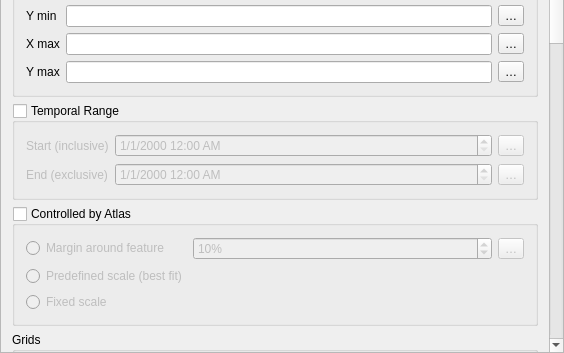
Above: src/ui/layout/qgslayoutmapwidgetbase.ui from qgis/QGIS before the change; both pictures show x 0 to 564 and y 396 to 749 of the 564 by 749 pixel window. Below: the same form after it.
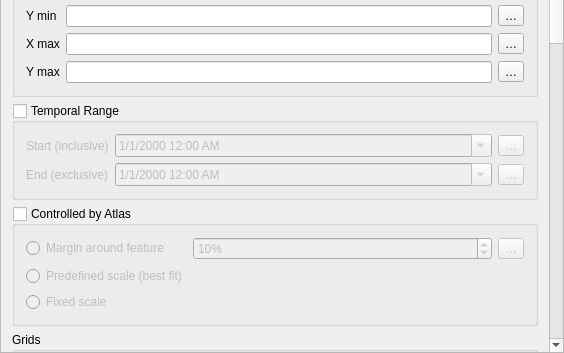
That is the form after the change. Icons and pictures are not drawn. Custom widgets are drawn as their Qt base class.

Commit message: show calendar popup in print layout temporal range datetime inputs

```diff
--- a/src/ui/layout/qgslayoutmapwidgetbase.ui
+++ b/src/ui/layout/qgslayoutmapwidgetbase.ui
@@ -88,9 +88,9 @@
       <property name="geometry">
        <rect>
         <x>0</x>
-        <y>-376</y>
+        <y>0</y>
         <width>548</width>
-        <height>1398</height>
+        <height>1336</height>
        </rect>
       </property>
       <property name="sizePolicy">
@@ -467,6 +467,9 @@
             <property name="displayFormat">
              <string>M/d/yyyy h:mm AP</string>
             </property>
+            <property name="calendarPopup">
+             <bool>true</bool>
+            </property>
             <property name="timeSpec">
              <enum>Qt::UTC</enum>
             </property>
@@ -503,6 +506,9 @@
             <property name="displayFormat">
              <string>M/d/yyyy h:mm AP</string>
             </property>
+            <property name="calendarPopup">
+             <bool>true</bool>
+            </property>
             <property name="timeSpec">
              <enum>Qt::UTC</enum>
             </property>
```
